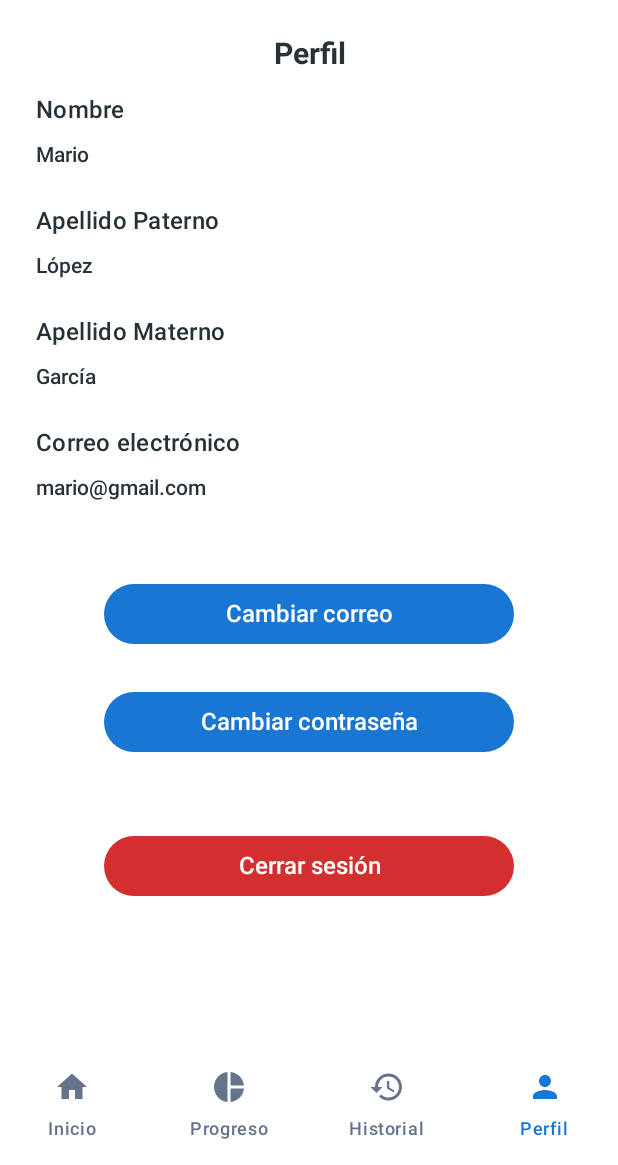
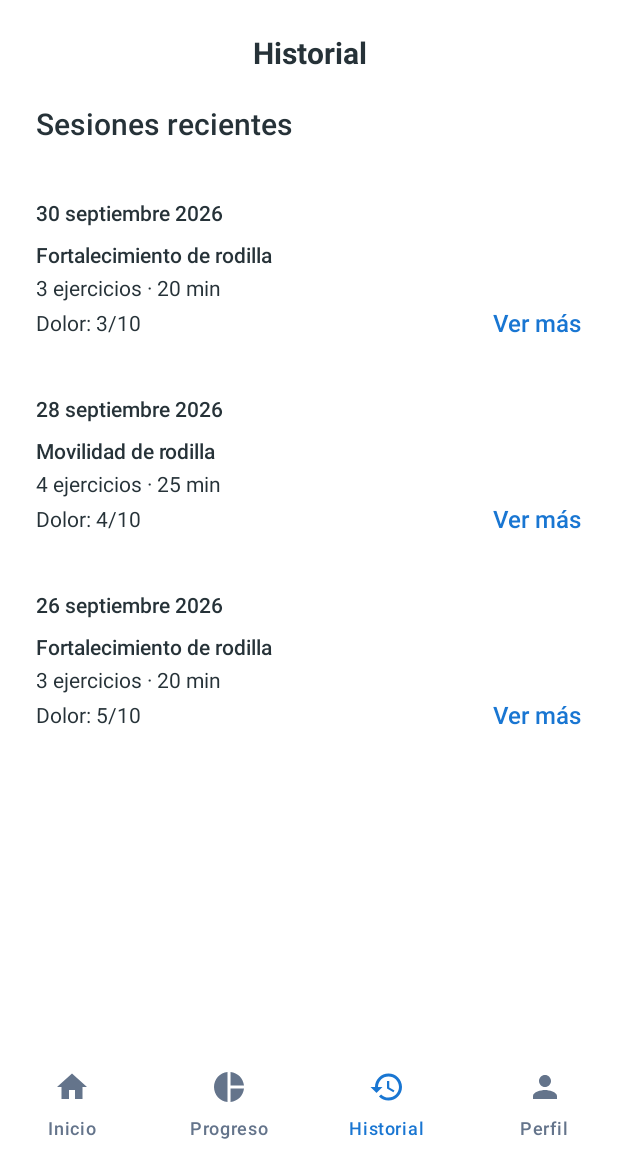
Before and after one commit to yahirhernandez930-tech/RehabTrack, an Android app built with Jetpack Compose: the HistoryScreen screen opened through its navigation route, on a phone screen of 412 x 824 dp, the part 71-1236 px from its top. Run offline under Robolectric (Android 15) with nearby library versions, the phone set to English and light mode, and no system bars.

Commit message:
refactor: reorganizar paquetes de pantallas

```diff
--- a/app/src/main/java/com/rehabtrack/app/ui/screens/RegisterScreen.kt
+++ b/app/src/main/java/com/rehabtrack/app/ui/screens/auth/RegisterScreen.kt
@@ -1,5 +1,6 @@
-package com.rehabtrack.app.ui.screens
+package com.rehabtrack.app.ui.screens.auth
 
+import android.util.Patterns
 import androidx.compose.foundation.clickable
 import androidx.compose.foundation.layout.Column
 import androidx.compose.foundation.layout.Spacer
@@ -49,7 +50,7 @@ fun RegisterScreen(
                 password.any { it.isDigit() } &&
                 password.any { !it.isLetterOrDigit() }
 
-    val emailValid = android.util.Patterns.EMAIL_ADDRESS
+    val emailValid = Patterns.EMAIL_ADDRESS
         .matcher(email)
         .matches()
 
--- a/app/src/main/java/com/rehabtrack/app/ui/screens/ExerciseConfirmationScreen.kt
+++ b/app/src/main/java/com/rehabtrack/app/ui/screens/patient/ExerciseConfirmationScreen.kt
@@ -1,4 +1,4 @@
-package com.rehabtrack.app.ui.screens
+package com.rehabtrack.app.ui.screens.patient
 
 import androidx.compose.foundation.background
 import androidx.compose.foundation.layout.Box
--- a/app/src/main/java/com/rehabtrack/app/ui/screens/ExerciseExecutionScreen.kt
+++ b/app/src/main/java/com/rehabtrack/app/ui/screens/patient/ExerciseExecutionScreen.kt
@@ -1,4 +1,4 @@
-package com.rehabtrack.app.ui.screens
+package com.rehabtrack.app.ui.screens.patient
 
 import androidx.compose.foundation.background
 import androidx.compose.foundation.clickable
@@ -51,6 +51,7 @@ import androidx.compose.ui.geometry.Size
 import androidx.compose.ui.input.pointer.pointerInput
 import kotlin.math.roundToInt
 import androidx.compose.foundation.gestures.detectDragGestures
+import androidx.compose.foundation.layout.PaddingValues
 import com.rehabtrack.app.navigation.Routes
 
 private val RehabBlueLight = Color(0xFFE3F2FD)
@@ -185,7 +186,7 @@ fun ExerciseExecutionScreen(navController: NavController) {
                                             .fillMaxWidth()
                                             .height(34.dp),
                                         contentPadding =
-                                            androidx.compose.foundation.layout.PaddingValues(
+                                            PaddingValues(
                                                 horizontal = 4.dp
                                             ),
                                         shape = RoundedCornerShape(12.dp),
--- a/app/src/main/java/com/rehabtrack/app/ui/screens/ExerciseInfoScreen.kt
+++ b/app/src/main/java/com/rehabtrack/app/ui/screens/patient/ExerciseInfoScreen.kt
@@ -1,4 +1,4 @@
-package com.rehabtrack.app.ui.screens
+package com.rehabtrack.app.ui.screens.patient
 
 import androidx.compose.foundation.background
 import androidx.compose.foundation.layout.Arrangement
--- a/app/src/main/java/com/rehabtrack/app/ui/screens/ProfileScreen.kt
+++ b/app/src/main/java/com/rehabtrack/app/ui/screens/patient/HistoryScreen.kt
@@ -1,20 +1,18 @@
-package com.rehabtrack.app.ui.screens
+package com.rehabtrack.app.ui.screens.patient
 
 import androidx.compose.foundation.background
+import androidx.compose.foundation.clickable
+import androidx.compose.foundation.layout.Arrangement
 import androidx.compose.foundation.layout.Box
 import androidx.compose.foundation.layout.Column
+import androidx.compose.foundation.layout.Row
 import androidx.compose.foundation.layout.Spacer
-import androidx.compose.foundation.layout.WindowInsets
 import androidx.compose.foundation.layout.fillMaxSize
 import androidx.compose.foundation.layout.fillMaxWidth
 import androidx.compose.foundation.layout.height
 import androidx.compose.foundation.layout.padding
-import androidx.compose.foundation.layout.statusBars
-import androidx.compose.foundation.layout.windowInsetsPadding
 import androidx.compose.foundation.rememberScrollState
 import androidx.compose.foundation.verticalScroll
-import androidx.compose.material3.Button
-import androidx.compose.material3.ButtonDefaults
 import androidx.compose.material3.MaterialTheme
 import androidx.compose.material3.Scaffold
 import androidx.compose.material3.Text
@@ -22,7 +20,6 @@ import androidx.compose.runtime.Composable
 import androidx.compose.runtime.getValue
 import androidx.compose.ui.Alignment
 import androidx.compose.ui.Modifier
-import androidx.compose.ui.graphics.Color
 import androidx.compose.ui.text.font.FontWeight
 import androidx.compose.ui.text.style.TextAlign
 import androidx.compose.ui.unit.dp
@@ -30,9 +27,46 @@ import androidx.navigation.NavController
 import androidx.navigation.compose.currentBackStackEntryAsState
 import com.rehabtrack.app.navigation.Routes
 import com.rehabtrack.app.ui.components.PatientBottomBar
+import androidx.compose.foundation.layout.WindowInsets
+import androidx.compose.foundation.layout.statusBars
+import androidx.compose.foundation.layout.windowInsetsPadding
+
+private data class SessionHistoryItem(
+    val date: String,
+    val title: String,
+    val exercises: Int,
+    val duration: Int,
+    val painLevel: Int
+)
+
+private val sampleHistory = listOf(
+    SessionHistoryItem(
+        date = "30 septiembre 2026",
+        title = "Fortalecimiento de rodilla",
+        exercises = 3,
+        duration = 20,
+        painLevel = 3
+    ),
+    SessionHistoryItem(
+        date = "28 septiembre 2026",
+        title = "Movilidad de rodilla",
+        exercises = 4,
+        duration = 25,
+        painLevel = 4
+    ),
+    SessionHistoryItem(
+        date = "26 septiembre 2026",
+        title = "Fortalecimiento de rodilla",
+        exercises = 3,
+        duration = 20,
+        painLevel = 5
+    )
+)
 
 @Composable
-fun ProfileScreen(navController: NavController) {
+fun HistoryScreen(
+    navController: NavController
+) {
     val colors = MaterialTheme.colorScheme
     val navBackStackEntry by navController.currentBackStackEntryAsState()
     val currentRoute = navBackStackEntry?.destination?.route
@@ -54,7 +88,7 @@ fun ProfileScreen(navController: NavController) {
                 .verticalScroll(rememberScrollState())
                 .background(colors.background)
         ) {
-            // Encabezado azul
+            // Encabezado
             Box(
                 modifier = Modifier
                     .fillMaxWidth()
@@ -79,7 +113,7 @@ fun ProfileScreen(navController: NavController) {
                 Spacer(modifier = Modifier.height(24.dp))
 
                 Text(
-                    text = "Perfil",
+                    text = "Historial",
                     modifier = Modifier.fillMaxWidth(),
                     style = MaterialTheme.typography.titleLarge,
                     color = colors.onBackground,
@@ -87,55 +121,31 @@ fun ProfileScreen(navController: NavController) {
                     textAlign = TextAlign.Center
                 )
 
-                Spacer(modifier = Modifier.height(14.dp))
+                Spacer(modifier = Modifier.height(24.dp))
 
-                ProfileData(
-                    label = "Nombre",
-                    value = "Mario"
+                Text(
+                    text = "Sesiones recientes",
+                    style = MaterialTheme.typography.titleLarge,
+                    color = colors.onBackground,
+                    fontWeight = FontWeight.SemiBold
                 )
 
-                ProfileData(
-                    label = "Apellido Paterno",
-                    value = "López"
-                )
+                Spacer(modifier = Modifier.height(40.dp))
 
-                ProfileData(
-                    label = "Apellido Materno",
-                    value = "García"
-                )
+                sampleHistory.forEachIndexed { index, session ->
+                    HistorySessionItem(
+                        session = session,
+                        onViewMore = {
+                            navController.navigate(
+                                Routes.SessionDetail.route
+                            )
+                        }
+                    )
 
-                ProfileData(
-                    label = "Correo electrónico",
-                    value = "mario@gmail.com"
-                )
-
-                Spacer(modifier = Modifier.height(28.dp))
-
-                ProfileActionButton(
-                    text = "Cambiar correo",
-                    onClick = {
-                        navController.navigate(Routes.ChangeEmail.route)
+                    if (index < sampleHistory.lastIndex) {
+                        Spacer(modifier = Modifier.height(40.dp))
                     }
-                )
-
-                Spacer(modifier = Modifier.height(24.dp))
-
-                ProfileActionButton(
-                    text = "Cambiar contraseña",
-                    onClick = {
-                        navController.navigate(Routes.ChangePassword.route)
-                    }
-                )
-
-                Spacer(modifier = Modifier.height(48.dp))
-
-                ProfileActionButton(
-                    text = "Cerrar sesión",
-                    backgroundColor = Color(0xFFD32F2F),
-                    onClick = {
-                        // Pendiente de implementar
-                    }
-                )
+                }
 
                 Spacer(modifier = Modifier.height(24.dp))
             }
@@ -144,57 +154,60 @@ fun ProfileScreen(navController: NavController) {
 }
 
 @Composable
-private fun ProfileData(
-    label: String,
-    value: String
+private fun HistorySessionItem(
+    session: SessionHistoryItem,
+    onViewMore: () -> Unit
 ) {
     val colors = MaterialTheme.colorScheme
 
     Column(
-        modifier = Modifier
-            .fillMaxWidth()
-            .padding(bottom = 24.dp)
+        modifier = Modifier.fillMaxWidth()
     ) {
         Text(
-            text = label,
-            style = MaterialTheme.typography.titleMedium,
+            text = session.date,
+            style = MaterialTheme.typography.bodyMedium,
             color = colors.onBackground,
             fontWeight = FontWeight.SemiBold
         )
 
-        Spacer(modifier = Modifier.height(10.dp))
+        Spacer(modifier = Modifier.height(12.dp))
 
         Text(
-            text = value,
+            text = session.title,
             style = MaterialTheme.typography.bodyMedium,
             color = colors.onBackground,
             fontWeight = FontWeight.Medium
         )
-    }
-}
 
+        Spacer(modifier = Modifier.height(6.dp))
 
-@Composable
-private fun ProfileActionButton(
-    text: String,
-    backgroundColor: Color = Color(0xFF1976D2),
-    onClick: () -> Unit
-) {
-    Box(
-        modifier = Modifier.fillMaxWidth(),
-        contentAlignment = Alignment.Center
-    ) {
-        Button(
-            onClick = onClick,
-            modifier = Modifier.fillMaxWidth(0.75f),
-            colors = ButtonDefaults.buttonColors(
-                containerColor = backgroundColor,
-                contentColor = Color.White
-            )
+        Text(
+            text = "${session.exercises} ejercicios · ${session.duration} min",
+            style = MaterialTheme.typography.bodyMedium,
+            color = colors.onBackground
+        )
+
+        Spacer(modifier = Modifier.height(6.dp))
+
+        Row(
+            modifier = Modifier.fillMaxWidth(),
+            horizontalArrangement = Arrangement.SpaceBetween,
+            verticalAlignment = Alignment.CenterVertically
         ) {
             Text(
-                text = text,
-                textAlign = TextAlign.Center
+                text = "Dolor: ${session.painLevel}/10",
+                style = MaterialTheme.typography.bodyMedium,
+                color = colors.onBackground
+            )
+
+            Text(
+                text = "Ver más",
+                style = MaterialTheme.typography.labelLarge,
+                color = colors.primary,
+                fontWeight = FontWeight.Medium,
+                modifier = Modifier.clickable {
+                    onViewMore()
+                }
             )
         }
     }
--- a/app/src/main/java/com/rehabtrack/app/ui/screens/HomeScreen.kt
+++ b/app/src/main/java/com/rehabtrack/app/ui/screens/patient/HomeScreen.kt
@@ -1,4 +1,4 @@
-package com.rehabtrack.app.ui.screens
+package com.rehabtrack.app.ui.screens.patient
 
 import androidx.compose.foundation.background
 import androidx.compose.foundation.clickable
--- a/app/src/main/java/com/rehabtrack/app/ui/screens/ProgressScreen.kt
+++ b/app/src/main/java/com/rehabtrack/app/ui/screens/patient/ProgressScreen.kt
@@ -1,4 +1,4 @@
-package com.rehabtrack.app.ui.screens
+package com.rehabtrack.app.ui.screens.patient
 
 import androidx.compose.foundation.Canvas
 import androidx.compose.foundation.background
--- a/app/src/main/java/com/rehabtrack/app/ui/screens/SessionConfirmationScreen.kt
+++ b/app/src/main/java/com/rehabtrack/app/ui/screens/patient/SessionConfirmationScreen.kt
@@ -1,4 +1,4 @@
-package com.rehabtrack.app.ui.screens
+package com.rehabtrack.app.ui.screens.patient
 
 import androidx.compose.foundation.background
 import androidx.compose.foundation.layout.Box
--- a/app/src/main/java/com/rehabtrack/app/ui/screens/ChangePasswordScreen.kt
+++ b/app/src/main/java/com/rehabtrack/app/ui/screens/profile/ChangePasswordScreen.kt
@@ -1,4 +1,4 @@
-package com.rehabtrack.app.ui.screens
+package com.rehabtrack.app.ui.screens.profile
 
 import androidx.compose.foundation.BorderStroke
 import androidx.compose.foundation.background
```
Also changed, not shown: app/src/main/java/com/rehabtrack/app/navigation/AppNavigation.kt (+15 -15 lines), app/src/main/java/com/rehabtrack/app/ui/screens/auth/LoginScreen.kt (renamed from app/src/main/java/com/rehabtrack/app/ui/screens/LoginScreen.kt, +4 -3 lines), app/src/main/java/com/rehabtrack/app/ui/screens/patient/NextSessionScreen.kt (renamed from app/src/main/java/com/rehabtrack/app/ui/screens/NextSessionScreen.kt, +8 -6 lines), app/src/main/java/com/rehabtrack/app/ui/screens/patient/SessionCompletionScreen.kt (renamed from app/src/main/java/com/rehabtrack/app/ui/screens/ChangeEmailScreen.kt, +49 -69 lines), app/src/main/java/com/rehabtrack/app/ui/screens/patient/SessionDetailScreen.kt (renamed from app/src/main/java/com/rehabtrack/app/ui/screens/SessionDetailScreen.kt, +20 -12 lines), app/src/main/java/com/rehabtrack/app/ui/screens/profile/ChangeEmailScreen.kt (renamed from app/src/main/java/com/rehabtrack/app/ui/screens/SessionCompletionScreen.kt, +70 -49 lines), app/src/main/java/com/rehabtrack/app/ui/screens/profile/ProfileScreen.kt (renamed from app/src/main/java/com/rehabtrack/app/ui/screens/HistoryScreen.kt, +84 -97 lines).
